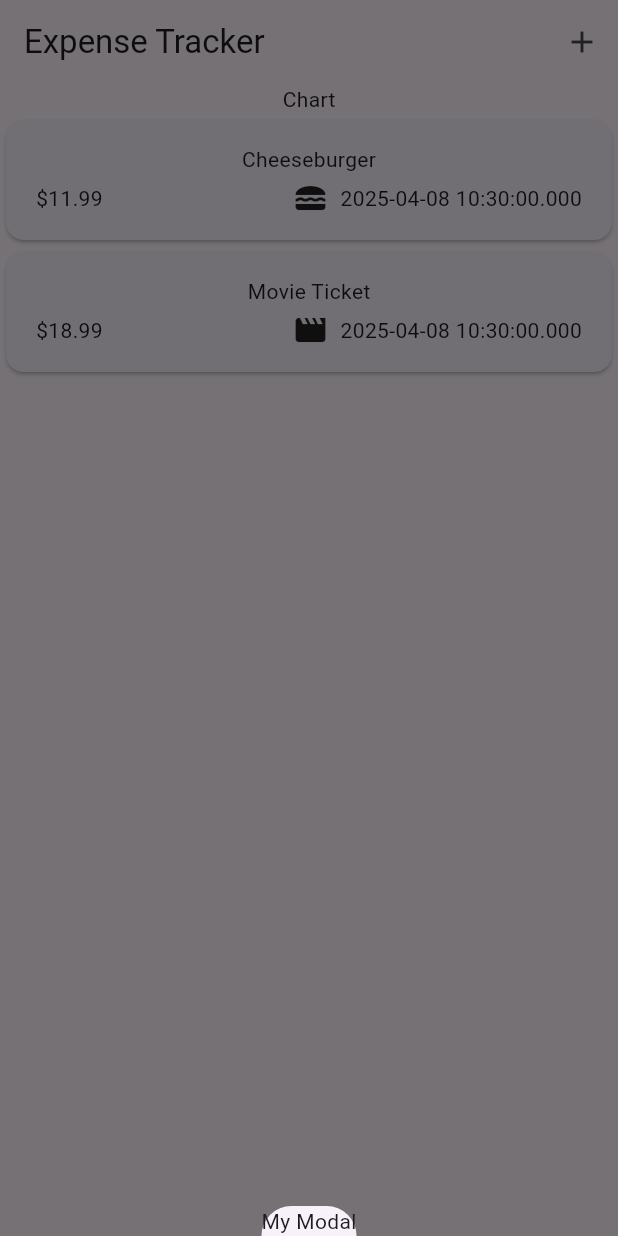
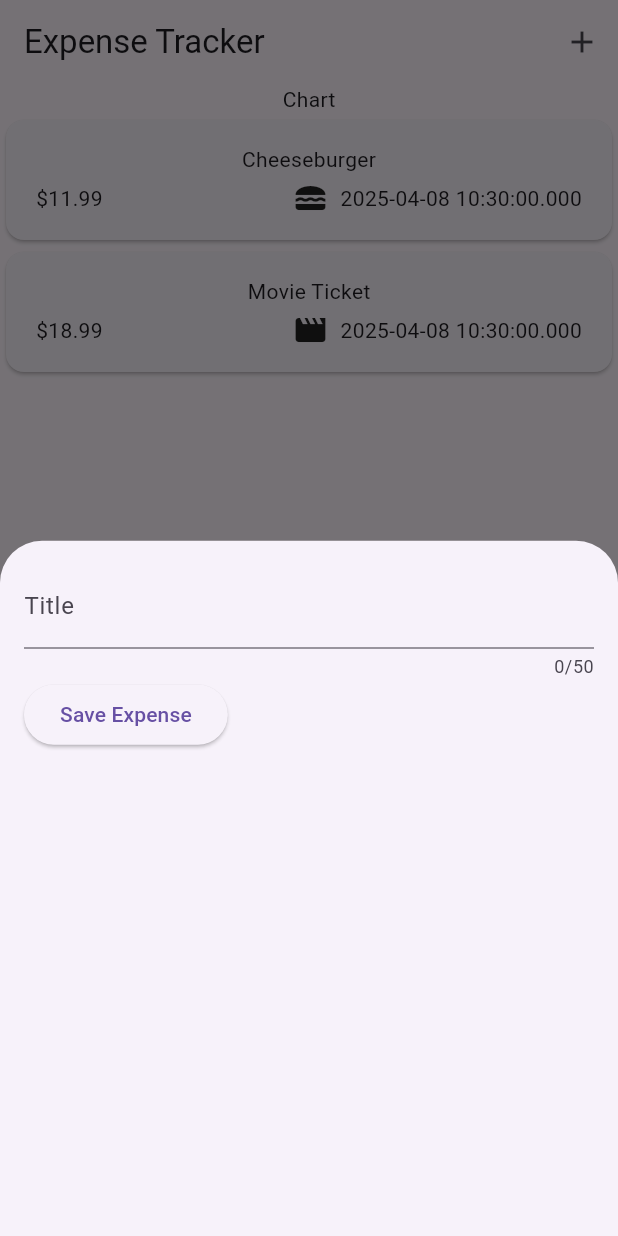
Before and after one commit to thehwayne/expense_tracker, a Flutter app: the screen it shows after launch, after a tap on the "add" icon, on a phone screen of 412 x 824 dp. Run offline on Flutter 3.47's test engine with Material 3 defaults, Android fonts, the phone set to English and light mode, and no system bars.

Commit message:
Set up new_expense.dart and updated to expenses.dart

```diff
--- a/lib/widgets/expenses.dart
+++ b/lib/widgets/expenses.dart
@@ -1,4 +1,5 @@
 import 'package:expense_tracker/widgets/expenses_list/expenses_list.dart';
+import 'package:expense_tracker/widgets/new_expense.dart';
 import 'package:flutter/material.dart';
 
 import '../models/expense.dart';
@@ -16,7 +17,7 @@ class _ExpensesState extends State<Expenses> {
   void _openAddExpenseOverlay() {
     showModalBottomSheet(
       context: context,
-      builder: (ctx) => Text('My Modal'),
+      builder: (ctx) => NewExpense(),
     );
   }
 
--- /dev/null
+++ b/lib/widgets/new_expense.dart
@@ -0,0 +1,60 @@
+import 'package:flutter/material.dart';
+
+class NewExpense extends StatefulWidget {
+  const NewExpense({super.key});
+
+  @override
+  State<NewExpense> createState() {
+    // TODO: implement createState
+    return _NewExpenseState();
+  }
+}
+
+class _NewExpenseState extends State<NewExpense> {
+  final _titleController = TextEditingController();
+  @override
+  void dispose() {
+    _titleController.dispose();
+    super.dispose();
+  }
+
+  @override
+  Widget build(BuildContext context) {
+    return Padding(
+      padding: const EdgeInsets.all(16),
+      child: Column(
+        children: [
+          Row(
+            children: [
+              Expanded(
+                child: TextField(
+                  controller: _titleController,
+                  maxLength: 50,
+                  keyboardType: TextInputType.name,
+                  decoration: InputDecoration(
+                    label: Text('Title'),
+                  ),
+                ),
+              ),
+            ],
+          ),
+          Row(
+
+
+          ),
+
+          Row(
+            children: [
+              ElevatedButton(
+                onPressed: () {
+                  print(_titleController.text);
+                },
+                child: Text('Save Expense'),
+              )
+            ],
+          ),
+        ],
+      ),
+    );
+  }
+}
```
